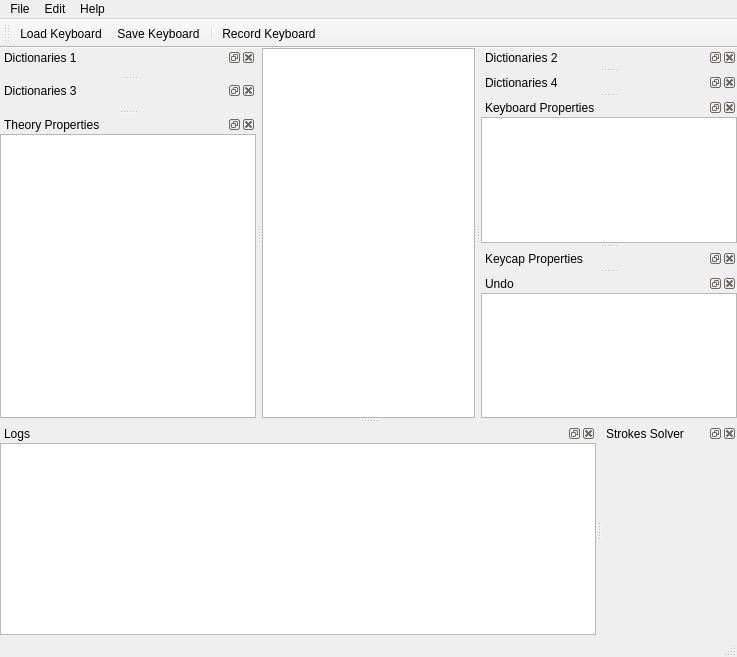
The window that Sources/Main/MainWindow.ui (FromtonRouge/KaladriusTrainer) describes before a commit, drawn with Qt 5.
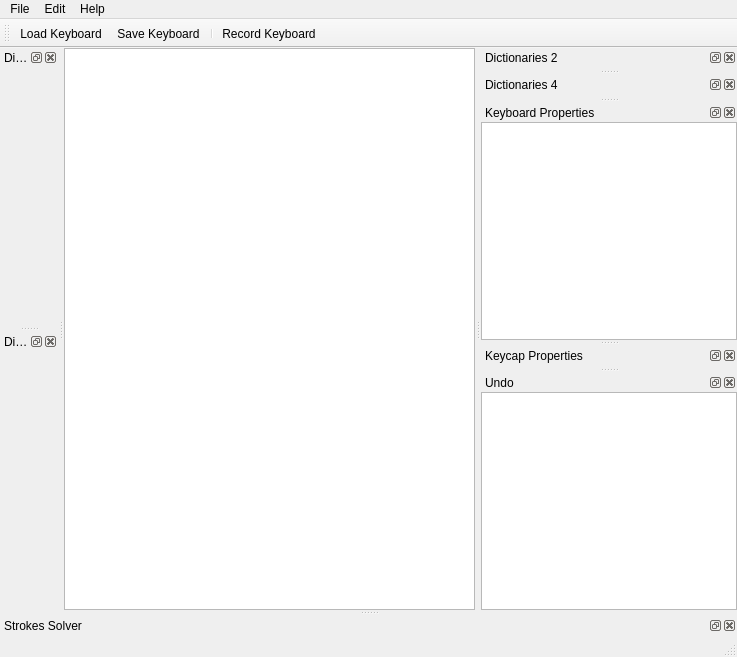
The same window after the commit. Icons and pictures are not drawn. Custom widgets are drawn as their Qt base class.

Commit message: Theory widgets moved to the Theory Editor window

What changed in the file:
```diff
--- a/Sources/Main/MainWindow.ui
+++ b/Sources/Main/MainWindow.ui
@@ -212,37 +212,6 @@
     </layout>
    </widget>
   </widget>
-  <widget class="QDockWidget" name="dockWidgetLogs">
-   <property name="windowTitle">
-    <string>Logs</string>
-   </property>
-   <attribute name="dockWidgetArea">
-    <number>8</number>
-   </attribute>
-   <widget class="QWidget" name="dockWidgetContents">
-    <layout class="QGridLayout" name="gridLayout">
-     <property name="leftMargin">
-      <number>0</number>
-     </property>
-     <property name="topMargin">
-      <number>0</number>
-     </property>
-     <property name="rightMargin">
-      <number>0</number>
-     </property>
-     <property name="bottomMargin">
-      <number>0</number>
-     </property>
-     <item row="0" column="0">
-      <widget class="QTextEdit" name="textEditLogs">
-       <property name="readOnly">
-        <bool>true</bool>
-       </property>
-      </widget>
-     </item>
-    </layout>
-   </widget>
-  </widget>
   <widget class="QDockWidget" name="dockWidgetKeyboardProperties">
    <property name="windowTitle">
     <string>Keyboard Properties</string>
@@ -345,33 +314,6 @@
    <addaction name="separator"/>
    <addaction name="actionRecord_Keyboard"/>
   </widget>
-  <widget class="QDockWidget" name="dockWidgetTheory">
-   <property name="windowTitle">
-    <string>Theory Properties</string>
-   </property>
-   <attribute name="dockWidgetArea">
-    <number>1</number>
-   </attribute>
-   <widget class="QWidget" name="dockWidgetContents_9">
-    <layout class="QGridLayout" name="gridLayout_10">
-     <property name="leftMargin">
-      <number>0</number>
-     </property>
-     <property name="topMargin">
-      <number>0</number>
-     </property>
-     <property name="rightMargin">
-      <number>0</number>
-     </property>
-     <property name="bottomMargin">
-      <number>0</number>
-     </property>
-     <item row="0" column="0">
-      <widget class="TheoryTreeView" name="treeViewTheory"/>
-     </item>
-    </layout>
-   </widget>
-  </widget>
   <widget class="QDockWidget" name="dockWidgetStrokesSolver">
    <property name="windowTitle">
     <string>Strokes Solver</string>
@@ -583,11 +525,6 @@
    <extends>QListView</extends>
    <header location="global">QtWidgets/QUndoView</header>
   </customwidget>
-  <customwidget>
-   <class>TheoryTreeView</class>
-   <extends>QTreeView</extends>
-   <header>Theories/TheoryTreeView.h</header>
-  </customwidget>
   <customwidget>
    <class>StrokesSolverWidget</class>
    <extends>QWidget</extends>
```
Left out of the diff: 72 changed lines with no effect on the pictures. The commit also changes 10 other files.
